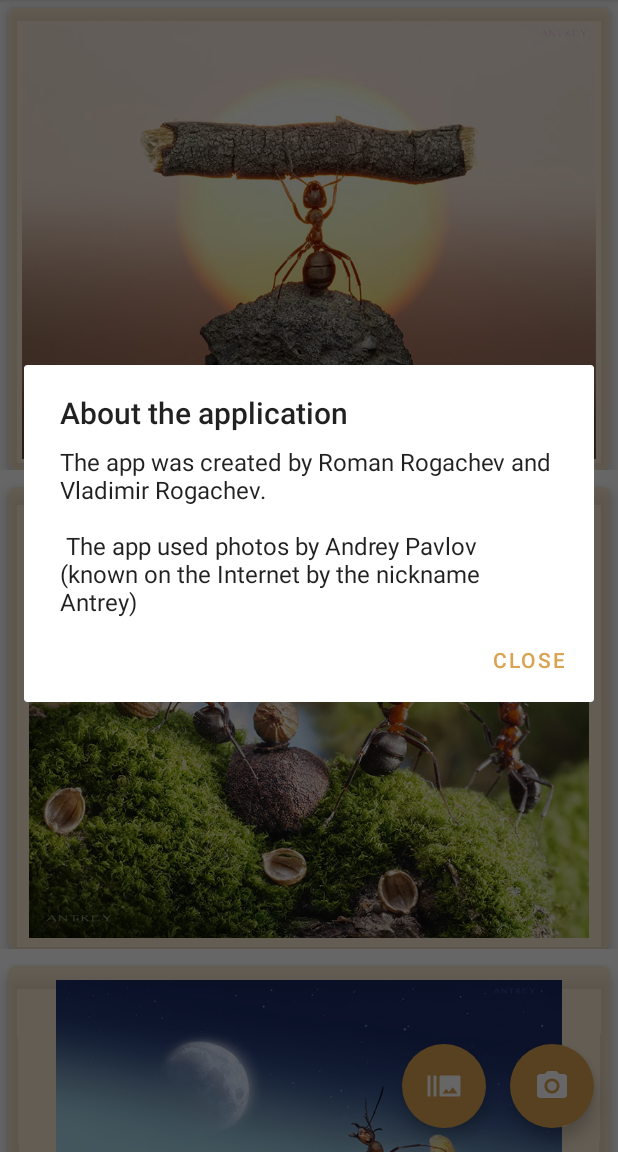
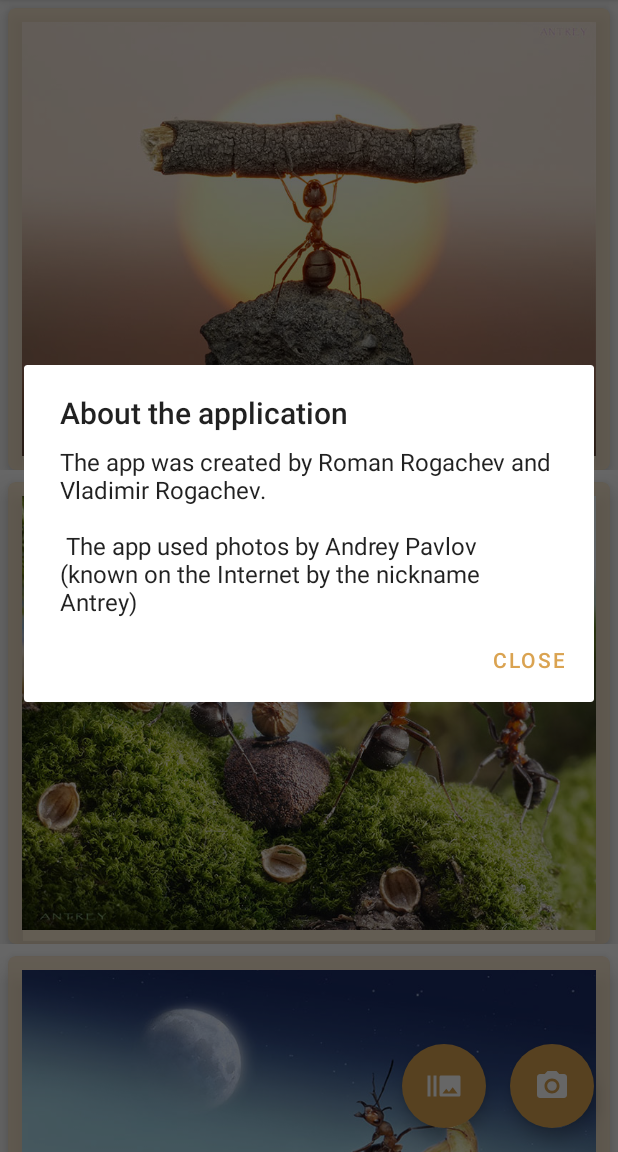
Before and after one commit to rva2007/jigsaw-puzzle, an Android app: the screen it shows after launch (MainActivity), after a tap on "About the application", on a phone screen of 412 x 824 dp, the part 84-1236 px from its top. Run offline under Robolectric (Android 15) with nearby library versions, the phone set to English and light mode, and no system bars; 2 other taps on this screen came first.

Commit message:
tuned activity_main.xml and gridview_item.xml

```diff
--- a/app/src/main/res/layout-land/activity_main.xml
+++ b/app/src/main/res/layout-land/activity_main.xml
@@ -8,9 +8,9 @@
         android:id="@+id/gridView"
         android:layout_width="match_parent"
         android:layout_height="match_parent"
-        android:horizontalSpacing="6dp"
+        android:horizontalSpacing="3dp"
         android:numColumns="2"
-        android:verticalSpacing="6dp"
+        android:verticalSpacing="3dp"
         app:layout_constraintBottom_toBottomOf="parent"
         app:layout_constraintEnd_toEndOf="parent"
         app:layout_constraintStart_toStartOf="parent"
--- a/app/src/main/res/layout/activity_main.xml
+++ b/app/src/main/res/layout/activity_main.xml
@@ -10,9 +10,9 @@
         android:id="@+id/gridView"
         android:layout_width="match_parent"
         android:layout_height="match_parent"
-        android:horizontalSpacing="6dp"
+        android:horizontalSpacing="3dp"
         android:numColumns="1"
-        android:verticalSpacing="6dp"
+        android:verticalSpacing="3dp"
         app:layout_constraintBottom_toBottomOf="parent"
         app:layout_constraintEnd_toEndOf="parent"
         app:layout_constraintStart_toStartOf="parent"
--- a/app/src/main/res/layout/gridview_item.xml
+++ b/app/src/main/res/layout/gridview_item.xml
@@ -10,7 +10,7 @@
         android:layout_margin="5dp"
         app:cardCornerRadius="5dp"
         android:backgroundTint="@color/pale_brown"
-        app:cardElevation="5dp"
+        app:cardElevation="8dp"
         app:layout_constraintEnd_toEndOf="parent"
         app:layout_constraintStart_toStartOf="parent"
         app:layout_constraintTop_toTopOf="parent">
@@ -19,12 +19,13 @@
         <ImageView
             android:id="@+id/imageViewSource"
             android:layout_width="match_parent"
-            android:layout_height="299dp"
-            android:layout_margin="5dp"
+            android:layout_height="match_parent"
+            android:layout_margin="9dp"
+            android:scaleType="centerCrop"
             android:contentDescription="@string/picture"
-            android:padding="4dp"
-            android:src="@drawable/beautiful_willa" />
+            android:src="@drawable/ic_puzzle_foreground" />
 
     </androidx.cardview.widget.CardView>
 
+
 </androidx.constraintlayout.widget.ConstraintLayout>
```
Also changed, not shown: app/src/main/res/drawable/beautiful_willa.jpg (deleted).
